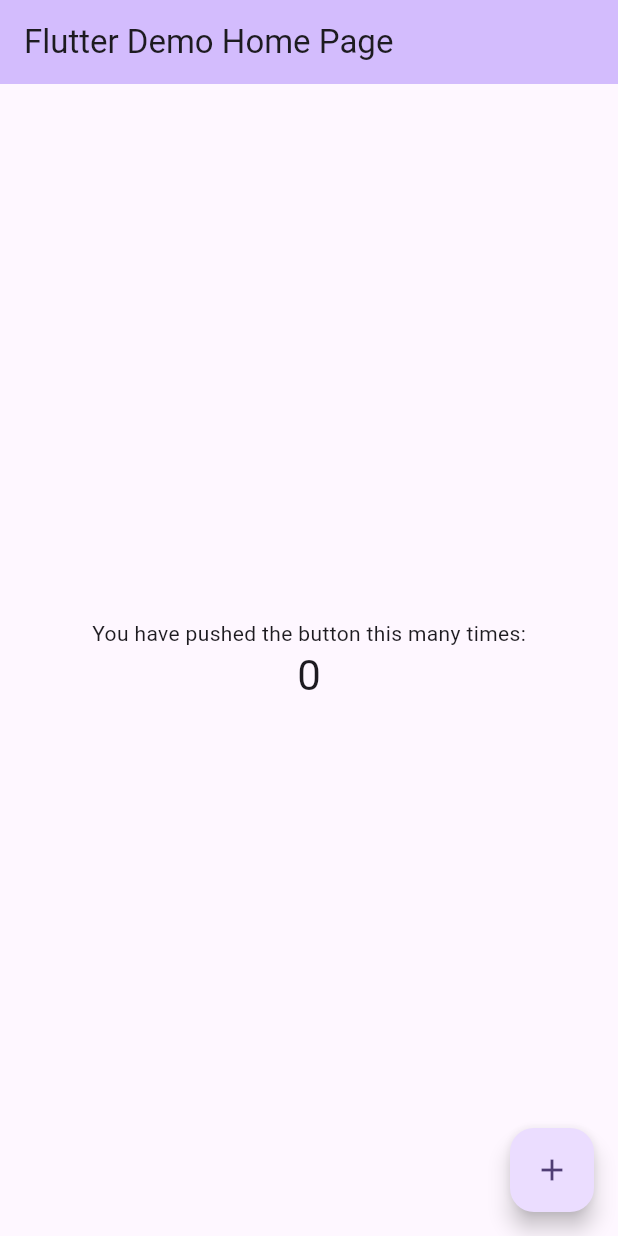
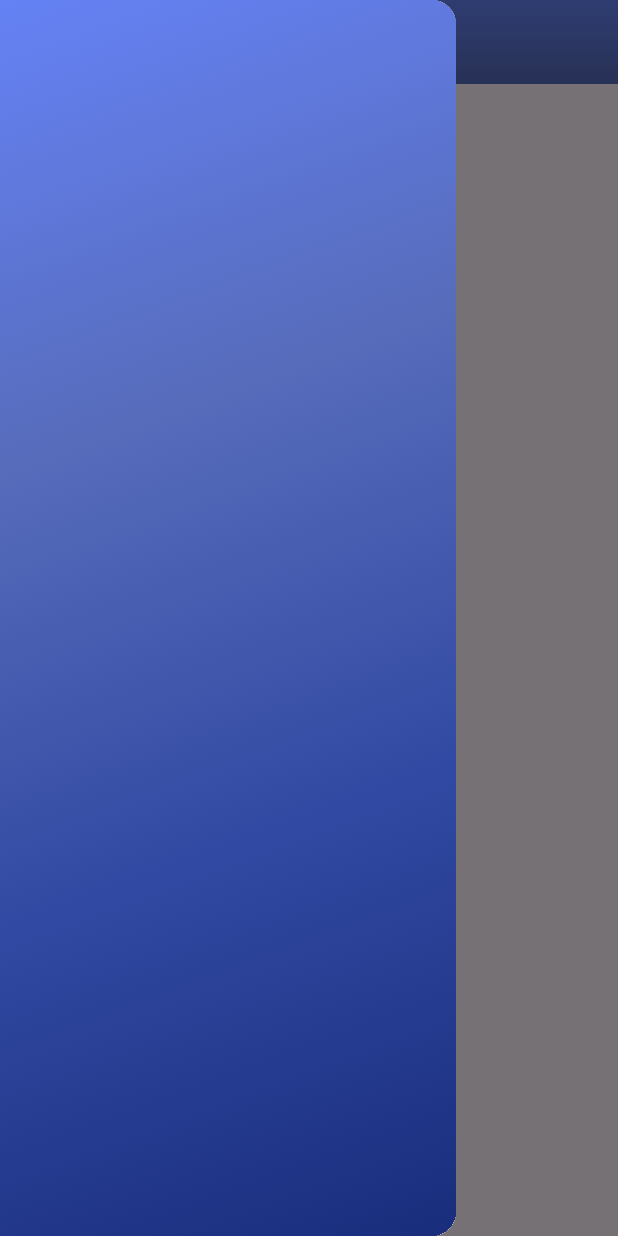
Before and after one commit to easv-devops/Climate, a Flutter app: the screen it shows after launch, with the side drawer open (before the commit the screen has no drawer), on a phone screen of 412 x 824 dp. Run offline on Flutter 3.47's test engine with Material 3 defaults, Android fonts, the phone set to English and light mode, and no system bars.

Commit message:
changing themes

```diff
--- a/mobile/mobile_climate/lib/main.dart
+++ b/mobile/mobile_climate/lib/main.dart
@@ -1,125 +1,100 @@
 import 'package:flutter/material.dart';
+
 
 void main() {
   runApp(const MyApp());
 }
 
-class MyApp extends StatelessWidget {
-  const MyApp({super.key});
+class MyApp extends StatefulWidget {
+  const MyApp({Key? key}) : super(key: key);
 
-  // This widget is the root of your application.
   @override
-  Widget build(BuildContext context) {
-    return MaterialApp(
-      title: 'Flutter Demo',
-      theme: ThemeData(
-        // This is the theme of your application.
-        //
-        // TRY THIS: Try running your application with "flutter run". You'll see
-        // the application has a purple toolbar. Then, without quitting the app,
-        // try changing the seedColor in the colorScheme below to Colors.green
-        // and then invoke "hot reload" (save your changes or press the "hot
-        // reload" button in a Flutter-supported IDE, or press "r" if you used
-        // the command line to start the app).
-        //
-        // Notice that the counter didn't reset back to zero; the application
-        // state is not lost during the reload. To reset the state, use hot
-        // restart instead.
-        //
-        // This works for code too, not just values: Most code changes can be
-        // tested with just a hot reload.
-        colorScheme: ColorScheme.fromSeed(seedColor: Colors.deepPurple),
-        useMaterial3: true,
-      ),
-      home: const MyHomePage(title: 'Flutter Demo Home Page'),
-    );
-  }
+  State<MyApp> createState() => _MyAppState();
 }
 
-class MyHomePage extends StatefulWidget {
-  const MyHomePage({super.key, required this.title});
+class _MyAppState extends State<MyApp> {
+  ThemeMode _themeMode = ThemeMode.system;
 
-  // This widget is the home page of your application. It is stateful, meaning
-  // that it has a State object (defined below) that contains fields that affect
-  // how it looks.
-
-  // This class is the configuration for the state. It holds the values (in this
-  // case the title) provided by the parent (in this case the App widget) and
-  // used by the build method of the State. Fields in a Widget subclass are
-  // always marked "final".
-
-  final String title;
-
-  @override
-  State<MyHomePage> createState() => _MyHomePageState();
-}
-
-class _MyHomePageState extends State<MyHomePage> {
-  int _counter = 0;
-
-  void _incrementCounter() {
-    setState(() {
-      // This call to setState tells the Flutter framework that something has
-      // changed in this State, which causes it to rerun the build method below
-      // so that the display can reflect the updated values. If we changed
-      // _counter without calling setState(), then the build method would not be
-      // called again, and so nothing would appear to happen.
-      _counter++;
+  void _toggleTheme(ThemeMode themeMode) {
+    setState((){
+      print("tapped");
+      _themeMode = themeMode;
     });
   }
 
   @override
   Widget build(BuildContext context) {
-    // This method is rerun every time setState is called, for instance as done
-    // by the _incrementCounter method above.
-    //
-    // The Flutter framework has been optimized to make rerunning build methods
-    // fast, so that you can just rebuild anything that needs updating rather
-    // than having to individually change instances of widgets.
-    return Scaffold(
-      appBar: AppBar(
-        // TRY THIS: Try changing the color here to a specific color (to
-        // Colors.amber, perhaps?) and trigger a hot reload to see the AppBar
-        // change color while the other colors stay the same.
-        backgroundColor: Theme.of(context).colorScheme.inversePrimary,
-        // Here we take the value from the MyHomePage object that was created by
-        // the App.build method, and use it to set our appbar title.
-        title: Text(widget.title),
-      ),
-      body: Center(
-        // Center is a layout widget. It takes a single child and positions it
-        // in the middle of the parent.
-        child: Column(
-          // Column is also a layout widget. It takes a list of children and
-          // arranges them vertically. By default, it sizes itself to fit its
-          // children horizontally, and tries to be as tall as its parent.
-          //
-          // Column has various properties to control how it sizes itself and
-          // how it positions its children. Here we use mainAxisAlignment to
-          // center the children vertically; the main axis here is the vertical
-          // axis because Columns are vertical (the cross axis would be
-          // horizontal).
-          //
-          // TRY THIS: Invoke "debug painting" (choose the "Toggle Debug Paint"
-          // action in the IDE, or press "p" in the console), to see the
-          // wireframe for each widget.
-          mainAxisAlignment: MainAxisAlignment.center,
-          children: <Widget>[
-            const Text(
-              'You have pushed the button this many times:',
+    bool isDarkMode = Theme.of(context).brightness == Brightness.dark;
+
+    return MaterialApp(
+      title: 'Climate',
+      theme: MyAppThemes.lightTheme,
+      darkTheme: MyAppThemes.darkTheme,
+      debugShowCheckedModeBanner: false,
+      home: Scaffold(
+        appBar: AppBar(
+          title: const Text("Climate"),
+          flexibleSpace: Container(
+            decoration: const BoxDecoration(
+              gradient: LinearGradient(
+                  begin: Alignment.topCenter,
+                  end: Alignment.bottomCenter,
+                  colors: <Color>[
+                    Color.fromRGBO(101, 130, 245, 1.0),
+                    Color.fromRGBO(87, 108, 187, 1.0),
+                  ]),
             ),
-            Text(
-              '$_counter',
-              style: Theme.of(context).textTheme.headlineMedium,
-            ),
-          ],
+          ),
+        ),
+        drawer: SideBarMenu(),
+        body: Container(
+          child: ElevatedButton(
+            onPressed: () {
+              _toggleTheme(ThemeMode.dark);
+            },
+            child: Text("Hello"),
+          ),
         ),
       ),
-      floatingActionButton: FloatingActionButton(
-        onPressed: _incrementCounter,
-        tooltip: 'Increment',
-        child: const Icon(Icons.add),
-      ), // This trailing comma makes auto-formatting nicer for build methods.
     );
   }
 }
+
+class SideBarMenu extends StatelessWidget {
+  @override
+  Widget build(BuildContext context) {
+    return Drawer(
+      child: Container(
+        decoration: BoxDecoration(
+          gradient: LinearGradient(
+            begin: Alignment.topLeft,
+            end: Alignment.bottomRight,
+            colors: [
+              Color.fromRGBO(101, 130, 245, 1.0),
+              Color.fromRGBO(87, 108, 187, 1.0),
+              Color.fromRGBO(49, 73, 162, 1.0),
+              Color.fromRGBO(25, 45, 124, 1.0)
+            ],
+          ),
+        ),
+      ),
+    );
+  }
+}
+
+class MyAppColors {
+  static final darkBlue = Color(0xFF0000DE);
+  static final lightBlue = Color(0xFFFF00C3);
+}
+
+class MyAppThemes {
+  static final darkTheme = ThemeData(
+    primaryColor: MyAppColors.darkBlue,
+    brightness: Brightness.dark,
+  );
+
+  static final lightTheme = ThemeData(
+    primaryColor: MyAppColors.lightBlue,
+    brightness: Brightness.light,
+  );
+}
```
Also changed, not shown: mobile/mobile_climate/lib/views/settings_view.dart (added).
